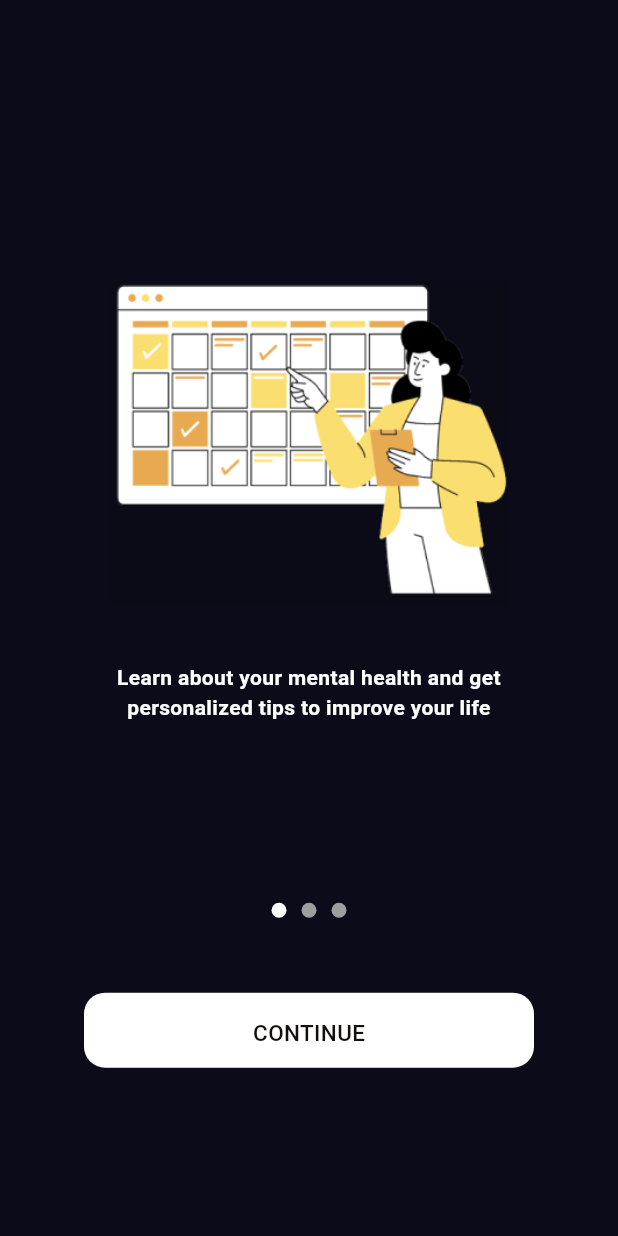
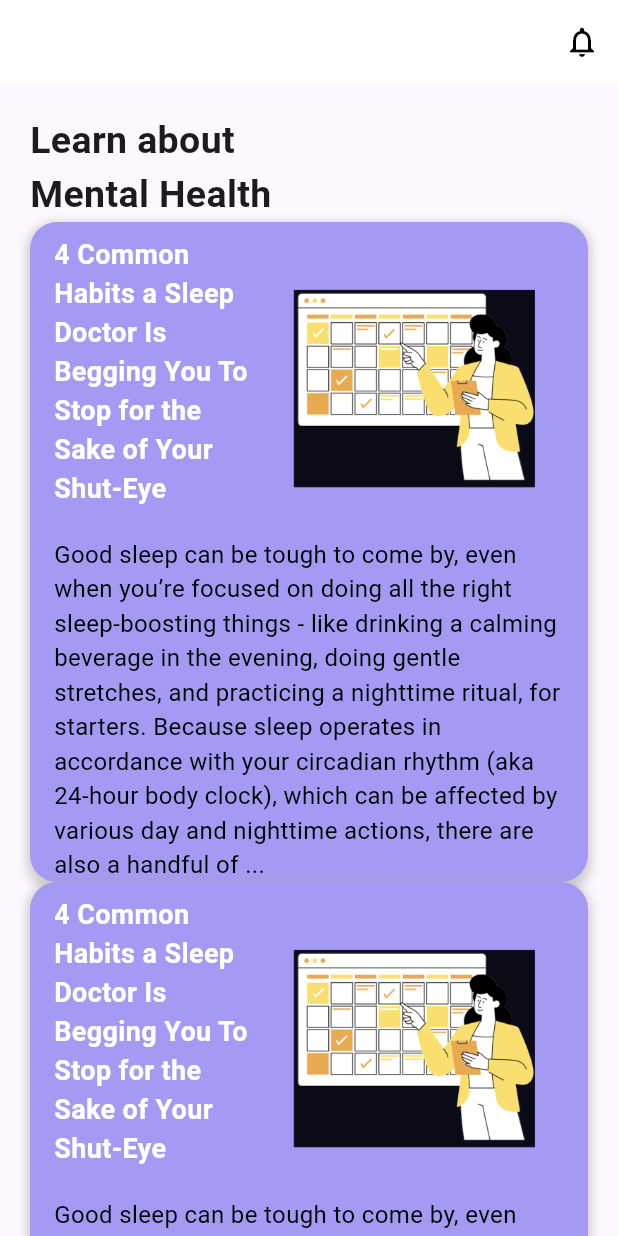
Before and after one commit to Charan0313/balencebeats, a Flutter app: the screen it shows after launch, on a phone screen of 412 x 824 dp. Run offline on Flutter 3.47's test engine with Material 3 defaults, Android fonts, the phone set to English and light mode, and no system bars; our stand-ins replace get.

Commit message:
added new pages

```diff
--- a/lib/Em_contacts/pages/em_contact.dart
+++ b/lib/Emergencycontacts/pages/em_contact.dart
@@ -1,4 +1,4 @@
-import 'package:balencebeats/Em_contacts/components/contact_block.dart';
+import 'package:balencebeats/Emergencycontacts/components/contact_block.dart';
 import 'package:flutter/material.dart';
 import 'package:get/get.dart';
 
@@ -53,6 +53,7 @@ class _EmergengyContactState extends State<EmergengyContact> {
           ? SizedBox(
             width: Get.width/2,
             child: FloatingActionButton(
+              elevation: 0,
                 backgroundColor: Color.fromARGB(255, 140, 164, 226),
                 onPressed: () {
                   showDialog(
--- a/lib/Screens/home_screen.dart
+++ b/lib/Screens/home_screen.dart
@@ -1,4 +1,5 @@
-import 'package:balencebeats/Screens/home_page.dart';
+import 'package:balencebeats/home/pages/home_page.dart';
+import 'package:balencebeats/learn/pages/learn_page.dart';
 import 'package:balencebeats/profile/pages/ProfilePage.dart';
 import 'package:flutter/material.dart';
 
@@ -13,8 +14,8 @@ class _HomePageState extends State<HomePage> {
   int myIndex = 0;
   List<Widget> widgetList = const [
     Homepage(),
-    Text('music'),
-    Text('check'),
+    Learnpage(),
+    Text('message'),
     ProfilePage(username: 'Charan')
   ];
   @override
@@ -52,8 +53,8 @@ class _HomePageState extends State<HomePage> {
           ),
           BottomNavigationBarItem(
             icon: Icon(
-              Icons.check,
-              size: 30,
+              Icons.message,
+              size: 26,
               color: myIndex == 2
                   ? Color.fromARGB(255, 140, 164, 226)
                   : Colors.black,
--- a/lib/Screens/home_page.dart
+++ b/lib/home/pages/home_page.dart
@@ -1,6 +1,6 @@
 import 'package:flutter/material.dart';
 import 'package:get/get.dart';
-import '../profile/pages/ProfilePage.dart';
+import '../../profile/pages/ProfilePage.dart';
 
 class Homepage extends StatefulWidget {
   const Homepage({super.key});
@@ -19,7 +19,7 @@ class _HomepageState extends State<Homepage> {
               onPressed: () => {},
               icon: const Icon(
                 Icons.notifications_outlined,
-                color:  Color.fromARGB(255, 4, 4, 4),
+                color: Color.fromARGB(255, 4, 4, 4),
               ))
         ],
         elevation: 0,
@@ -30,10 +30,6 @@ class _HomepageState extends State<Homepage> {
               username: 'charan',
             ))
           },
-          child: Image.asset(
-            'assets/logoB.png',
-            color: Colors.black,
-          ),
         ),
       ),
     );
--- /dev/null
+++ b/lib/learn/components/customcontainer.dart
@@ -0,0 +1,69 @@
+import 'package:flutter/material.dart';
+
+class CustomComponent extends StatefulWidget {
+  final String firstText;
+  final ImageProvider image;
+  final String secondText;
+
+  const CustomComponent({
+    required this.firstText,
+    required this.image,
+    required this.secondText,
+  });
+
+  @override
+  State<CustomComponent> createState() => _CustomComponentState();
+}
+
+class _CustomComponentState extends State<CustomComponent> {
+  @override
+  Widget build(BuildContext context) {
+    return Container(
+      padding: const EdgeInsets.symmetric(horizontal: 16),
+      decoration: BoxDecoration(
+        borderRadius: BorderRadius.circular(18),
+        color: Color.fromARGB(255, 165, 154, 243),
+        boxShadow: [
+          BoxShadow(
+            color: Colors.grey.withOpacity(0.5),
+            spreadRadius: 2,
+            blurRadius: 5,
+            offset: Offset(0, 3),
+          ),
+        ],
+      ),
+      child: Column(
+        crossAxisAlignment: CrossAxisAlignment.start,
+        children: [
+          Row(
+            children: [
+              Expanded(
+                child: Text(
+                  widget.firstText,
+                  style: const TextStyle(
+                    fontSize: 18,
+                    color: Colors.white,
+                    fontWeight: FontWeight.bold,
+                  ),
+                ),
+              ),
+              const SizedBox(width: 10),
+              SizedBox(
+                width: 200,
+                child: Image(image: widget.image, fit: BoxFit.cover),
+              ),
+            ],
+          ),
+          const SizedBox(height: 10),
+          Text(
+            widget.secondText,
+            style: const TextStyle(
+              fontSize: 16,
+              color: Colors.black,
+            ),
+          ),
+        ],
+      ),
+    );
+  }
+}
--- /dev/null
+++ b/lib/learn/pages/learn_page.dart
@@ -0,0 +1,63 @@
+import 'package:balencebeats/learn/components/customcontainer.dart';
+import 'package:balencebeats/profile/pages/ProfilePage.dart';
+import 'package:flutter/material.dart';
+import 'package:get/get.dart';
+
+class Learnpage extends StatefulWidget {
+  const Learnpage({super.key});
+
+  @override
+  State<Learnpage> createState() => _LearnpageState();
+}
+
+class _LearnpageState extends State<Learnpage> {
+  @override
+  Widget build(BuildContext context) {
+    return Scaffold(
+        appBar: AppBar(
+          actions: [
+            IconButton(
+                onPressed: () => {},
+                icon: const Icon(
+                  Icons.notifications_outlined,
+                  color: Color.fromARGB(255, 4, 4, 4),
+                ))
+          ],
+          elevation: 0,
+          backgroundColor: Colors.white,
+          leading: GestureDetector(
+            onTap: () => {
+              Get.to(const ProfilePage(
+                username: 'charan',
+              ))
+            },
+          ),
+        ),
+        body:  const SingleChildScrollView(
+          child: Padding(
+            padding: EdgeInsets.all(20.0),
+            child: Column(
+              crossAxisAlignment: CrossAxisAlignment.start,
+              children: [
+                Text(
+                  'Learn about \nMental Health',
+                  style: TextStyle(fontSize: 25, fontWeight: FontWeight.w600),
+                ),
+                CustomComponent(
+                    firstText:
+                        '4 Common Habits a Sleep Doctor Is Begging You To Stop for the Sake of Your Shut-Eye',
+                    image: AssetImage('assets/screen1.png'),
+                    secondText:
+                        'Good sleep can be tough to come by, even when you’re focused on doing all the right sleep-boosting things - like drinking a calming beverage in the evening, doing gentle stretches, and practicing a nighttime ritual, for starters. Because sleep operates in accordance with your circadian rhythm (aka 24-hour body clock), which can be affected by various day and nighttime actions, there are also a handful of ...'),
+                CustomComponent(
+                    firstText:
+                        '4 Common Habits a Sleep Doctor Is Begging You To Stop for the Sake of Your Shut-Eye',
+                    image: AssetImage('assets/screen1.png'),
+                    secondText:
+                        'Good sleep can be tough to come by, even when you’re focused on doing all the right sleep-boosting things - like drinking a calming beverage in the evening, doing gentle stretches, and practicing a nighttime ritual, for starters. Because sleep operates in accordance with your circadian rhythm (aka 24-hour body clock), which can be affected by various day and nighttime actions, there are also a handful of ...')
+              ],
+            ),
+          ),
+        ));
+  }
+}
--- a/lib/main.dart
+++ b/lib/main.dart
@@ -1,4 +1,5 @@
 import 'package:balencebeats/Screens/LandingPage.dart';
+import 'package:balencebeats/learn/pages/learn_page.dart';
 import 'package:flutter/material.dart';
 import 'package:get/get_navigation/src/root/get_material_app.dart';
 
@@ -19,7 +20,8 @@ class _MyAppState extends State<MyApp> {
     return GetMaterialApp(
       debugShowCheckedModeBanner: false,
       theme: ThemeData(primaryColor: Color(0xFF2C2C2E)),
-      home: LandingPage(),
+      // home: LandingPage(),
+      home: Learnpage(),
     );
   }
 }
--- a/lib/profile/pages/ProfilePage.dart
+++ b/lib/profile/pages/ProfilePage.dart
@@ -1,4 +1,4 @@
-import 'package:balencebeats/Em_contacts/pages/em_contact.dart';
+import 'package:balencebeats/Emergencycontacts/pages/em_contact.dart';
 import 'package:balencebeats/profile/components/text_bar.dart';
 import 'package:flutter/material.dart';
 import 'package:get/get.dart';
```
Also changed, not shown: assets/logo.jpg (added), assets/logo.png (deleted), lib/Emergencycontacts/components/contact_block.dart (renamed from lib/Em_contacts/components/contact_block.dart), lib/Emergencycontacts/components/float_button.dart (renamed from lib/Em_contacts/components/float_button.dart).
